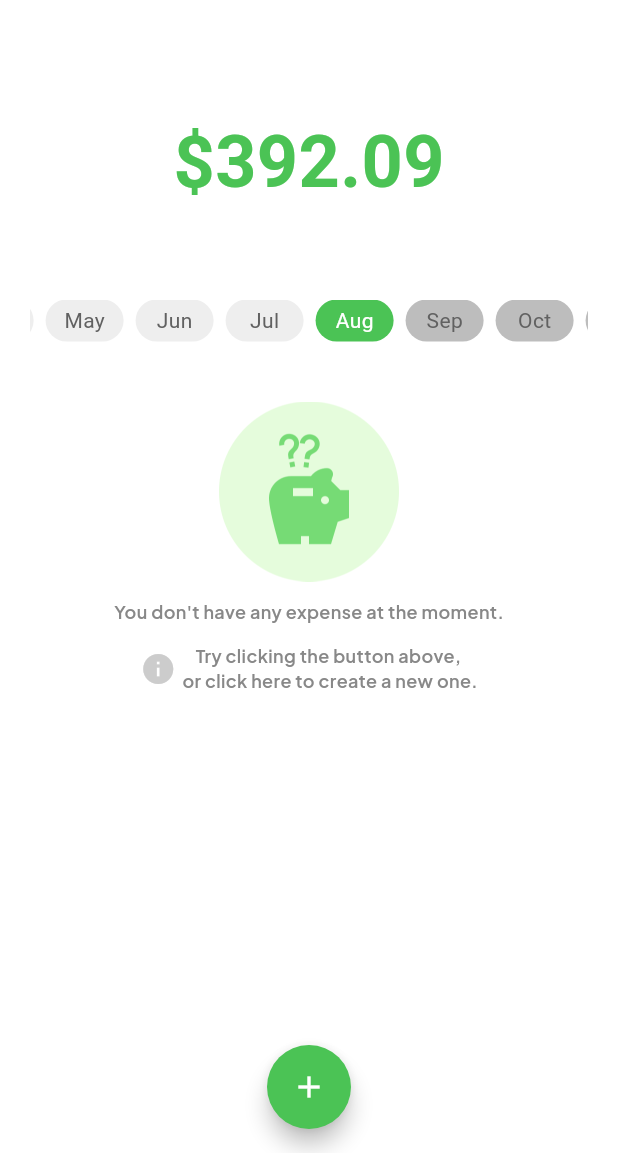
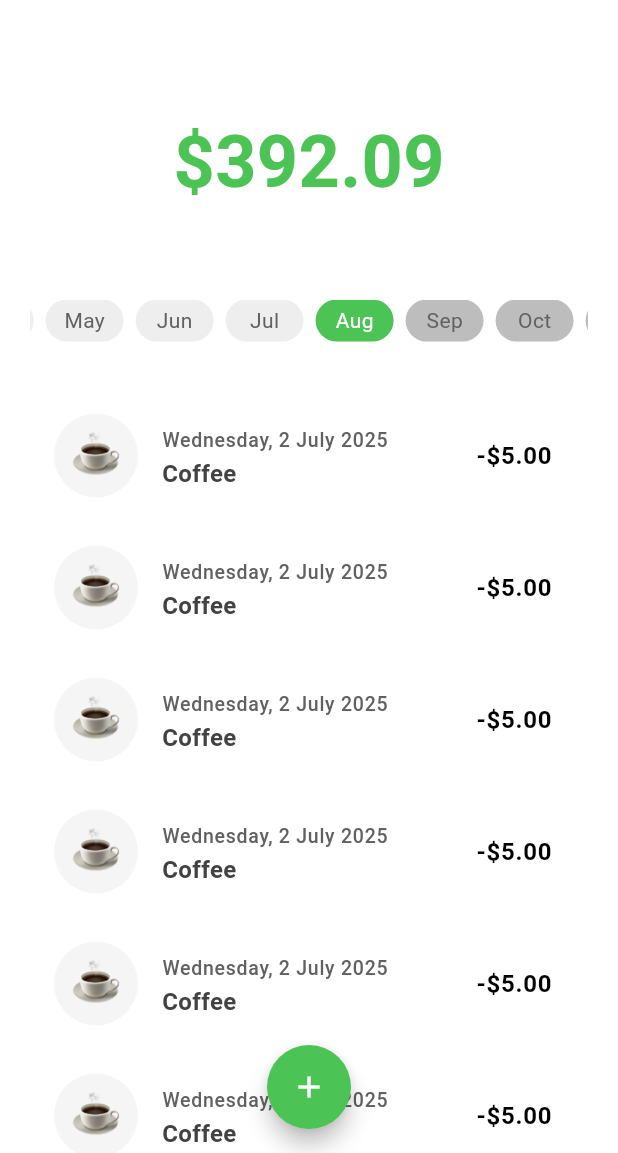
Before and after one commit to gamalazzam5/Expenzo-app, a Flutter app: the screen it shows after launch, on a phone screen of 412 x 824 dp, the part 83-1236 px from its top. Run offline on Flutter 3.47's test engine with Material 3 defaults, Android fonts, the phone set to English and light mode, and no system bars.

Commit message:
create expense data state

```diff
--- a/lib/views/home_view.dart
+++ b/lib/views/home_view.dart
@@ -6,6 +6,7 @@ import 'package:flutter/material.dart';
 import 'package:intl/intl.dart';
 
 import '../widgets/add_new_node.dart';
+import '../widgets/expense_data_state.dart';
 import '../widgets/expense_empty_state .dart';
 
 class HomePage extends StatefulWidget {
@@ -61,7 +62,8 @@ class _HomePageState extends State<HomePage> {
               const SizedBox(height: 57),
               const ExpenseMonthFilter(),
               const SizedBox(height: 40),
-              const ExpenseEmptyState(),
+             // const ExpenseEmptyState(),
+              const ExpenseDataState(),
 
             ],
           ),
--- a/lib/widgets/add_new_node.dart
+++ b/lib/widgets/add_new_node.dart
@@ -1,5 +1,4 @@
 import 'package:expenzo_app/helper/colors.dart';
-import 'package:expenzo_app/widgets/custom_text_field.dart';
 import 'package:flutter/material.dart';
 
 import '../helper/text_style.dart';
@@ -58,12 +57,13 @@ class AddNewNoteBottomSheet extends StatelessWidget {
               style: ElevatedButton.styleFrom(
                 backgroundColor: kPrimaryColor,
                 minimumSize: Size(360, 55),
-                shape: RoundedRectangleBorder(borderRadius: BorderRadius.circular(12)),
-
+                shape: RoundedRectangleBorder(
+                  borderRadius: BorderRadius.circular(12),
+                ),
               ),
             ),
-            const SizedBox(height: 16,),
-            Text('Cancel',style: TextStyles.cancelStyle,)
+            const SizedBox(height: 16),
+            const Text('Cancel', style: TextStyles.cancelStyle),
           ],
         ),
       ),
--- /dev/null
+++ b/lib/widgets/expense_data_state.dart
@@ -0,0 +1,30 @@
+import 'package:flutter/material.dart';
+
+import '../helper/text_style.dart';
+
+class ExpenseDataState extends StatelessWidget {
+  const ExpenseDataState({super.key});
+
+  @override
+  Widget build(BuildContext context) {
+    return Expanded(
+      child: ListView.builder(
+          itemBuilder: (context,index){
+
+        return Padding(
+          padding: const EdgeInsets.only(bottom: 16.0),
+          child: ListTile(
+            leading: Container(width: 56,height: 56,
+            decoration: BoxDecoration(color: Color(0xffF5F5F5),borderRadius: BorderRadius.circular(30),
+            ),
+              child: Center(child: Image.asset('assets/images/icons/coffee_icon.png',height: 35,width: 32,)),
+            ),
+            title: Text('Wednesday, 2 July 2025',style: TextStyle(color: Color(0xff616161),fontSize: 13,fontWeight: FontWeight.w500),),
+            subtitle: Text('Coffee',style: TextStyle(color: Color(0xff424242),fontSize: 16,fontWeight: FontWeight.bold),),
+            trailing: Text(r'-$5.00',style: TextStyle(color: Colors.black,fontWeight: FontWeight.bold,fontSize: 16),),
+          ),
+        );
+      }),
+    );
+  }
+}
--- a/pubspec.yaml
+++ b/pubspec.yaml
@@ -61,6 +61,7 @@ flutter:
   # To add assets to your application, add an assets section, like this:
   assets:
     - assets/images/
+    - assets/images/icons/
 
   # An image asset can refer to one or more resolution-specific "variants", see
   # https://flutter.dev/to/resolution-aware-images
```
Also changed, not shown: lib/widgets/custom_container_category.dart (added).
